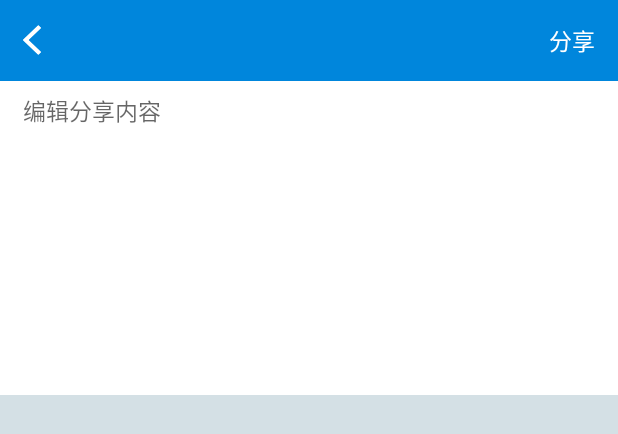
After one commit to mustYudh/jmwh-android-java, an Android app: the layout umeng_socialize_share.xml on its own in the app's theme, with its tools: preview values and no code run, on a phone screen of 412 x 824 dp. The commit adds this screen. Shown: the top 434 px of the screen. Run offline under Robolectric (Android 15) with nearby library versions, the phone set to English and light mode, and no system bars.

Commit message:
add：修改分享

```diff
--- /dev/null
+++ b/JiaMianWuHui/share/src/main/res/drawable/umeng_socialize_edit_bg.xml
@@ -0,0 +1,11 @@
+<?xml version="1.0" encoding="utf-8"?>
+<shape android:shape="rectangle"
+    xmlns:android="http://schemas.android.com/apk/res/android">
+    <solid android:color="@android:color/transparent" />
+    <stroke android:width="1dp"
+        android:color="#C3C6C9"
+
+        />
+
+
+</shape>
--- /dev/null
+++ b/JiaMianWuHui/share/src/main/res/layout/umeng_socialize_share.xml
@@ -0,0 +1,137 @@
+<?xml version="1.0" encoding="utf-8"?>
+<RelativeLayout xmlns:android="http://schemas.android.com/apk/res/android"
+    android:layout_width="match_parent"
+    android:layout_height="match_parent"
+    android:background="#D4E0E5"
+    android:id="@+id/root"
+    android:orientation="vertical">
+
+    <RelativeLayout
+        android:id="@+id/umeng_socialize_share_titlebar"
+        android:layout_width="match_parent"
+        android:layout_height="54dp"
+        android:background="#0086DC">
+
+        <TextView
+            android:id="@+id/umeng_title"
+            android:layout_width="wrap_content"
+            android:layout_height="wrap_content"
+            android:layout_centerInParent="true"
+            android:text=""
+            android:textColor="#ffffff"
+            android:textSize="18sp" />
+
+        <RelativeLayout
+            android:id="@+id/umeng_back"
+            android:layout_width="50dp"
+            android:layout_height="match_parent"
+            android:onClick="onCancel"
+            android:visibility="visible">
+
+            <ImageButton
+                android:layout_width="12dp"
+                android:layout_height="20dp"
+                android:layout_centerVertical="true"
+                android:layout_marginLeft="15dp"
+                android:background="@drawable/umeng_socialize_back_icon"
+                android:clickable="false"
+                android:scaleType="center" />
+        </RelativeLayout>
+
+        <TextView
+            android:id="@+id/umeng_share_btn"
+            android:layout_width="wrap_content"
+            android:layout_height="match_parent"
+            android:layout_alignParentRight="true"
+            android:layout_centerInParent="true"
+            android:gravity="center_vertical"
+            android:paddingLeft="15dp"
+            android:paddingRight="15dp"
+            android:text="分享"
+            android:textColor="#ffffff"
+            android:textSize="15sp" />
+    </RelativeLayout>
+
+    <EditText
+        android:id="@+id/umeng_socialize_share_edittext"
+        android:layout_width="fill_parent"
+        android:layout_height="180dp"
+        android:layout_below="@id/umeng_socialize_share_titlebar"
+        android:paddingLeft="15dp"
+        android:paddingRight="15dp"
+        android:paddingTop="8dp"
+        android:background="#ffffff"
+        android:bufferType="spannable"
+        android:gravity="top"
+        android:hint="编辑分享内容"
+        android:lineSpacingExtra="3dp"
+        android:paddingBottom="10dp"
+        android:textColor="#000000"
+        android:textSize="15sp" />
+
+    <TextView
+        android:id="@+id/umeng_socialize_share_word_num"
+        android:layout_width="match_parent"
+        android:layout_height="wrap_content"
+        android:layout_alignRight="@id/umeng_socialize_share_edittext"
+        android:background="#ffffff"
+        android:layout_below="@id/umeng_socialize_share_edittext"
+        android:paddingBottom="10dp"
+        android:paddingRight="15dp"
+        android:gravity="right"
+        android:singleLine="true"
+        android:textColor="#98999B"
+        android:textSize="14sp" />
+
+    <RelativeLayout
+        android:id="@+id/umeng_socialize_share_bottom_area"
+        android:layout_width="match_parent"
+        android:layout_height="wrap_content"
+        android:layout_below="@id/umeng_socialize_share_word_num"
+        android:layout_marginLeft="15dp"
+        android:layout_marginRight="15dp"
+        android:background="#F2F5F6"
+        android:visibility="gone">
+        <RelativeLayout
+            android:layout_width="62dp"
+            android:layout_height="62dp"
+            android:layout_centerVertical="true"
+            android:layout_marginBottom="15dp"
+            android:layout_marginLeft="15dp"
+            android:id="@+id/umeng_image_edge"
+            android:layout_marginTop="15dp"
+           android:background="@drawable/umeng_socialize_edit_bg"
+            >
+        <ImageView
+            android:id="@+id/umeng_share_icon"
+            android:layout_width="60dp"
+            android:layout_height="60dp"
+           android:layout_centerInParent="true"
+            android:src="#2c3035" />
+        </RelativeLayout>
+    <TextView
+        android:layout_width="280dp"
+        android:id="@+id/umeng_web_title"
+        android:layout_toRightOf="@id/umeng_image_edge"
+        android:layout_marginLeft="40dp"
+        android:layout_marginTop="20dp"
+        android:textColor="#575A5C"
+        android:singleLine="true"
+        android:textSize="14sp"
+        android:visibility="gone"
+        android:layout_height="wrap_content" />
+
+    <ImageView
+        android:id="@+id/umeng_del"
+        android:layout_width="20dp"
+        android:layout_height="20dp"
+        android:layout_alignRight="@id/umeng_image_edge"
+        android:layout_alignTop="@id/umeng_image_edge"
+        android:layout_marginRight="-10dp"
+        android:layout_marginTop="-10dp"
+        android:background="@drawable/umeng_socialize_delete" />
+
+
+    </RelativeLayout>
+
+</RelativeLayout>
```
Also changed, not shown: JiaMianWuHui/app/src/main/AndroidManifest.xml (+5 -13 lines), JiaMianWuHui/app/src/main/java/com/qsd/jmwh/test/TextActivity.java (+1 -1 lines), JiaMianWuHui/share/src/main/res/drawable/umeng_socialize_btn_bg.xml (added, +11 -0 lines), JiaMianWuHui/share/src/main/res/layout/socialize_share_menu_item.xml (added, +25 -0 lines), JiaMianWuHui/share/src/main/res/layout/umeng_socialize_oauth_dialog.xml (added, +121 -0 lines), JiaMianWuHui/share/src/main/res/values/umeng_socialize_shareview_strings.xml (added, +10 -0 lines), JiaMianWuHui/share/src/main/res/values/umeng_socialize_style.xml (added, +82 -0 lines), JiaMianWuHui/share/src/main/res/drawable/umeng_socialize_back_icon.png (added), JiaMianWuHui/share/src/main/res/drawable/umeng_socialize_copy.png (added), JiaMianWuHui/share/src/main/res/drawable/umeng_socialize_copyurl.png (added), JiaMianWuHui/share/src/main/res/drawable/umeng_socialize_delete.png (added), JiaMianWuHui/share/src/main/res/drawable/umeng_socialize_menu_default.png (added), JiaMianWuHui/share/src/main/res/drawable/umeng_socialize_more.png (added), JiaMianWuHui/share/src/main/res/drawable/umeng_socialize_share_music.png (added), 2 more files.
